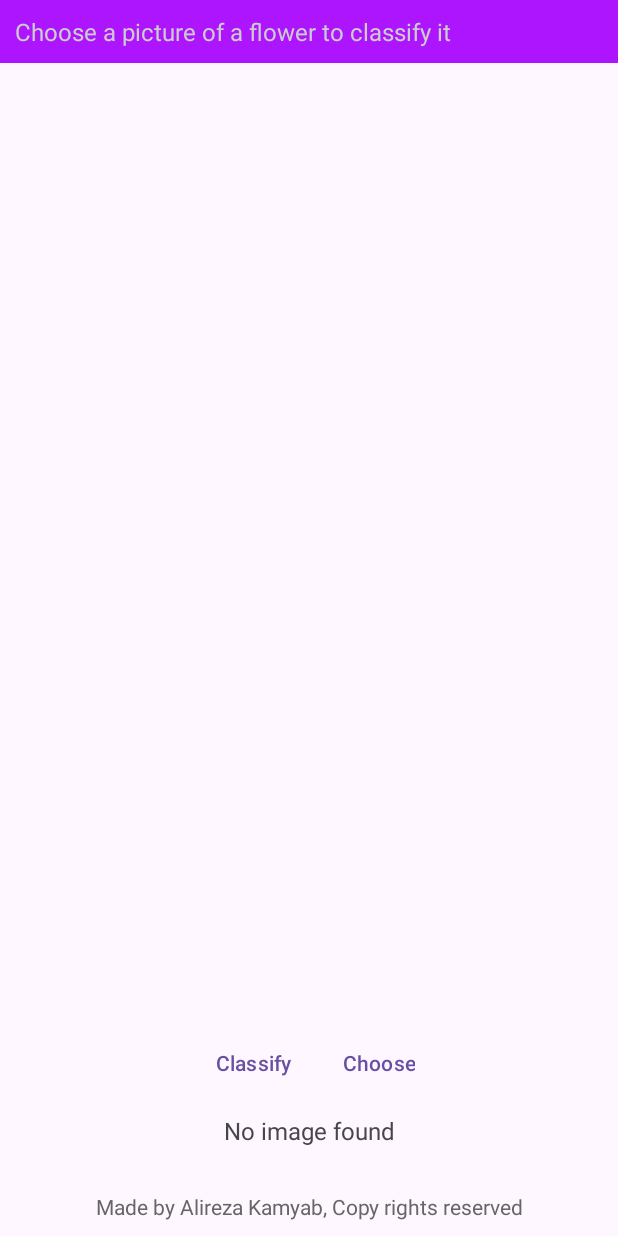
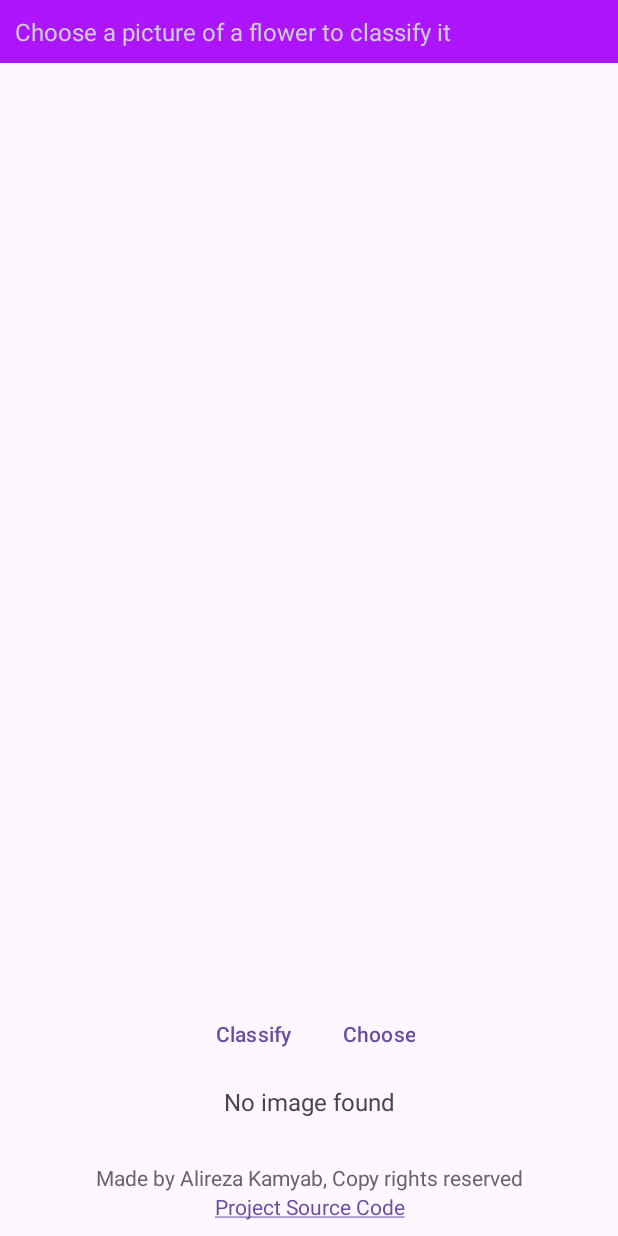
Before and after one commit to AlirezaKamyab/Flower_Classification, an Android app: the screen it shows after launch (MainActivity), after a tap on "Classify", on a phone screen of 412 x 824 dp. Run offline under Robolectric (Android 15) with nearby library versions, the phone set to English and light mode, and no system bars; libraries missing offline, so code that uses them is left out: org.tensorflow.lite; 14 statements that could not run were skipped.

Commit message:
Android Update
Now uses more accurate model with accuracy of 99%
If the model is not confident about the prediction, it will return top 3 results

```diff
--- a/Android/app/build.gradle
+++ b/Android/app/build.gradle
@@ -11,7 +11,7 @@ android {
         minSdk 24
         targetSdk 34
         versionCode 1
-        versionName "1.1"
+        versionName "1.2"
 
         testInstrumentationRunner "androidx.test.runner.AndroidJUnitRunner"
     }
--- a/Android/app/src/main/java/com/example/flowers/MainActivity.java
+++ b/Android/app/src/main/java/com/example/flowers/MainActivity.java
@@ -6,6 +6,8 @@ import android.graphics.Bitmap;
 import android.net.Uri;
 import android.os.Bundle;
 import android.provider.MediaStore;
+import android.text.method.LinkMovementMethod;
+import android.text.method.MovementMethod;
 import android.util.Log;
 import android.view.View;
 import android.widget.Button;
@@ -21,7 +23,7 @@ import androidx.core.graphics.Insets;
 import androidx.core.view.ViewCompat;
 import androidx.core.view.WindowInsetsCompat;
 
-import com.example.flowers.ml.Efficientnet097;
+import com.example.flowers.ml.Efficientnet099;
 
 import org.tensorflow.lite.DataType;
 import org.tensorflow.lite.support.image.ImageProcessor;
@@ -66,6 +68,9 @@ public class MainActivity extends AppCompatActivity {
             return insets;
         });
 
+        TextView txtSource = (TextView) findViewById(R.id.txtSource);
+        txtSource.setMovementMethod(LinkMovementMethod.getInstance());
+
         Button btnChoose = (Button) findViewById(R.id.btnChoose);
         btnChoose.setOnClickListener(new View.OnClickListener() {
             @Override
@@ -96,39 +101,54 @@ public class MainActivity extends AppCompatActivity {
 
                     Log.d("ML", Arrays.toString(buffer.getShape()));
 
-                    Efficientnet097 model = Efficientnet097.newInstance(getApplicationContext());
+                    Efficientnet099 model = Efficientnet099.newInstance(getApplicationContext());
 
                     // Creates inputs for reference.
                     TensorBuffer inputFeature0 = TensorBuffer.createFixedSize(new int[]{1, 224, 224, 3}, DataType.FLOAT32);
                     inputFeature0.loadBuffer(tensorImage.getBuffer());
 
                     // Runs model inference and gets result.
-                    Efficientnet097.Outputs outputs = model.process(inputFeature0);
+                    Efficientnet099.Outputs outputs = model.process(inputFeature0);
                     TensorBuffer outputFeature0 = outputs.getOutputFeature0AsTensorBuffer();
 
                     // Releases model resources if no longer used.
                     model.close();
 
                     float[] floatArr = outputFeature0.getFloatArray();
+                    int[] indicies = new int[102];
+                    for(int i = 0; i < 102; i++) indicies[i] = i;
+
                     Log.d("ML", Arrays.toString(floatArr));
 
-                    float acc = 0.0f;
-                    int index = 0;
-                    for(int i = 0; i < 102; i++) {
-                        if(floatArr[i] > acc) {
-                            acc = floatArr[i];
-                            index = i;
+                    for (int i = 1; i < 102; i++) {
+                        float key = floatArr[i];
+                        int ikey = indicies[i];
+                        int j = i - 1;
+                        while(j >= 0 && key > floatArr[j]) {
+                            floatArr[j + 1] = floatArr[j];
+                            indicies[j + 1] = indicies[j];
+                            j -= 1;
                         }
+                        floatArr[j + 1] = key;
+                        indicies[j + 1] = ikey;
                     }
 
-                    Log.d("ML", LABELS[index]);
+                    for(int i = 0; i < 102; i++) Log.d("ML", String.format("%.2f %d", floatArr[i], indicies[i]));
 
                     TextView txtClass = (TextView) findViewById(R.id.txtClass);
 
-                    String text = LABELS[index] + "\n%" + String.format("%.2f", acc * 100);
+                    String text = "";
+                    for(int c = 0; c < 3; c++) {
+                        float acc = floatArr[c];
+                        int index = indicies[c];
+                        if(acc * 100 < 1) break;
+                        text = text + LABELS[index] + " %" + String.format("%.2f\n", acc * 100);
+                    }
                     txtClass.setText(text);
                 } catch (Exception e) {
                     Toast.makeText(getApplicationContext(), "Please choose an image first", Toast.LENGTH_SHORT)
+                            .show();
+                    Toast.makeText(getApplicationContext(), e.getMessage(), Toast.LENGTH_SHORT)
                             .show();
                 }
             }
--- a/Android/app/src/main/res/layout/activity_main.xml
+++ b/Android/app/src/main/res/layout/activity_main.xml
@@ -68,6 +68,13 @@
             android:layout_marginTop="30dp"
             android:textAlignment="center"
             android:textColor="#666"/>
+        <TextView
+            android:id="@+id/txtSource"
+            android:layout_width="match_parent"
+            android:layout_height="wrap_content"
+            android:text="@string/SourceCode"
+            android:textAlignment="center"
+            android:textColor="#253FCC"/>
     </LinearLayout>
 
 
--- a/Android/app/src/main/res/values/strings.xml
+++ b/Android/app/src/main/res/values/strings.xml
@@ -5,5 +5,6 @@
     <string name="no_image_found">No image found</string>
     <string name="choose">Choose</string>
     <string name="CopyRight">Made by Alireza Kamyab, Copy rights reserved</string>
+    <string name="SourceCode"><a href="https://github.com/AlirezaKamyab/Flower_Classification">Project Source Code</a></string>
     <string name="Hint">Choose a picture of a flower to classify it</string>
 </resources>
```
Also changed, not shown: 2 other files.
